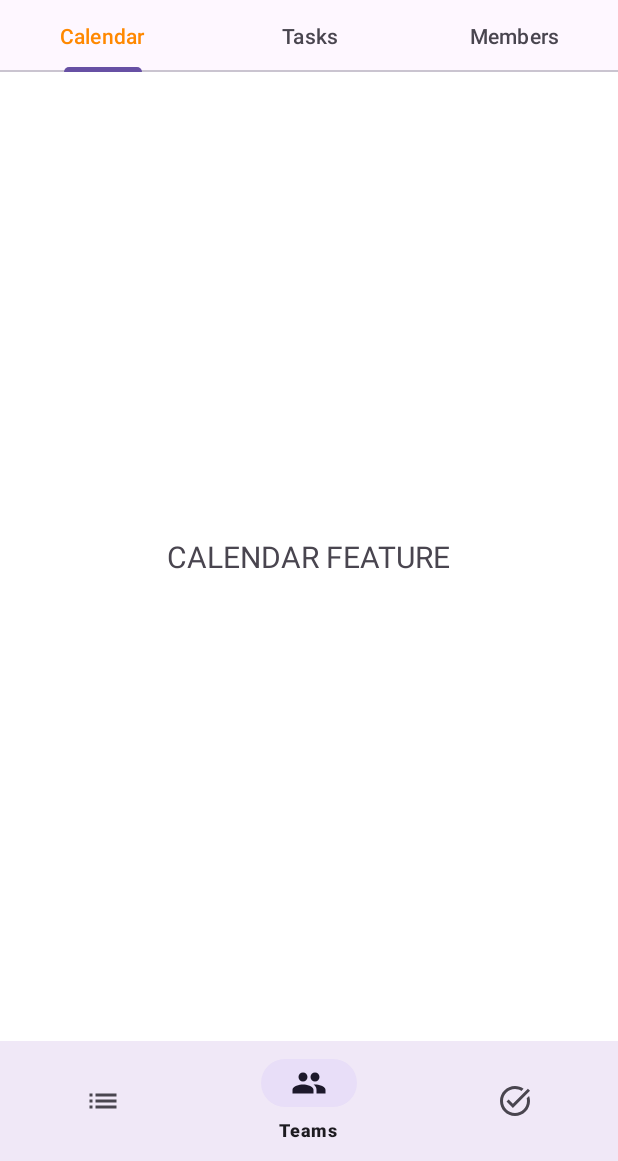
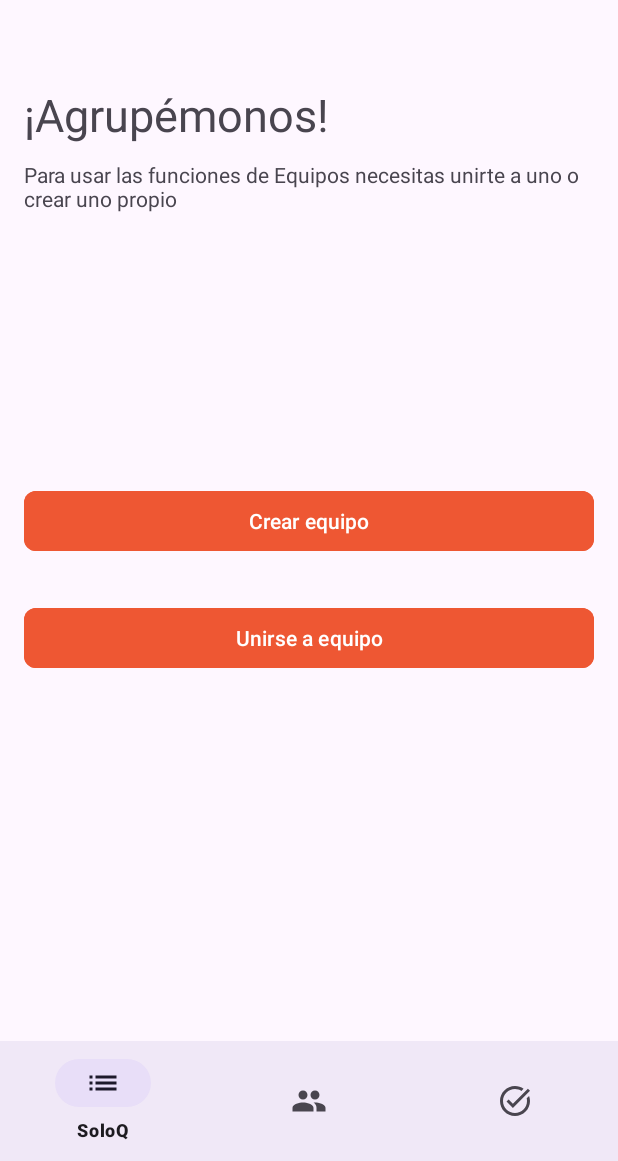
Before and after one commit to isaurus/ggmanager.frontend.android, an Android app: the HomeActivity screen opened directly, with no data from a screen before it, on a phone screen of 412 x 824 dp, the part 75-1236 px from its top. Run offline under Robolectric (Android 15) with nearby library versions, the phone set to English and light mode, and no system bars; our stand-ins replace Dagger/Hilt's generated code, navigation-ui; 3 statements that could not run were skipped.

Commit message:
Corrigiendo navegación entre tener o no tener equipo

```diff
--- a/app/src/main/java/com/isaac/ggmanager/data/remote/FirestoreUserRepositoryImpl.java
+++ b/app/src/main/java/com/isaac/ggmanager/data/remote/FirestoreUserRepositoryImpl.java
@@ -106,6 +106,6 @@ public class FirestoreUserRepositoryImpl implements FirestoreUserRepository {
                 })
                 .addOnFailureListener(e -> result.setValue(Resource.error("Error al consultar el equipo al que pertenece el usuario: " + e.getMessage())));
 
-        return null;
+        return result;
     }
 }
--- a/app/src/main/res/layout/fragment_info_create_team.xml
+++ b/app/src/main/res/layout/fragment_info_create_team.xml
@@ -105,11 +105,11 @@
     <com.google.android.material.button.MaterialButton
         android:id="@+id/btn_create_team"
         style="@style/Large_Button"
-        android:layout_marginBottom="180dp"
         android:text="Crear equipo"
         app:layout_constraintBottom_toBottomOf="parent"
         app:layout_constraintEnd_toEndOf="parent"
-        app:layout_constraintStart_toStartOf="parent" />
+        app:layout_constraintStart_toStartOf="parent"
+        app:layout_constraintTop_toBottomOf="@+id/tv_create_team_about_members" />
 
 
 </androidx.constraintlayout.widget.ConstraintLayout>
--- a/app/src/main/res/navigation/nav_home.xml
+++ b/app/src/main/res/navigation/nav_home.xml
@@ -3,7 +3,7 @@
     xmlns:app="http://schemas.android.com/apk/res-auto"
     xmlns:tools="http://schemas.android.com/tools"
     android:id="@+id/nav_home"
-    app:startDestination="@id/teamContainerFragment">
+    app:startDestination="@id/createTeamContainerFragment">
 
     <fragment
         android:id="@+id/teamContainerFragment"
@@ -36,6 +36,9 @@
             app:destination="@id/teamContainerFragment"
             app:enterAnim="@anim/slide_in_left"
             app:exitAnim="@anim/slide_out_right"/>
+        <action
+            android:id="@+id/action_achievementFragment_to_createTeamContainerFragment"
+            app:destination="@id/createTeamContainerFragment" />
     </fragment>
 
     <fragment
@@ -48,6 +51,21 @@
             app:destination="@id/teamContainerFragment"
             app:enterAnim="@anim/slide_in_left"
             app:exitAnim="@anim/slide_out_right"/>
+        <action
+            android:id="@+id/action_soloQFragment_to_createTeamContainerFragment"
+            app:destination="@id/createTeamContainerFragment" />
+    </fragment>
+    <fragment
+        android:id="@+id/createTeamContainerFragment"
+        android:name="com.isaac.ggmanager.ui.home.team.CreateTeamContainerFragment"
+        android:label="CreateTeamContainerFragment"
+        tools:layout="@layout/fragment_create_team_container">
+        <action
+            android:id="@+id/action_createTeamContainerFragment_to_achievementFragment"
+            app:destination="@id/achievementFragment" />
+        <action
+            android:id="@+id/action_createTeamContainerFragment_to_soloQFragment"
+            app:destination="@id/soloQFragment" />
     </fragment>
 
 </navigation>
```
Also changed, not shown: app/src/main/java/com/isaac/ggmanager/ui/home/HomeActivity.java (+24 -0 lines), app/src/main/java/com/isaac/ggmanager/ui/home/HomeViewModel.java (+31 -1 lines), app/src/main/java/com/isaac/ggmanager/ui/home/HomeViewState.java (added, +70 -0 lines).
